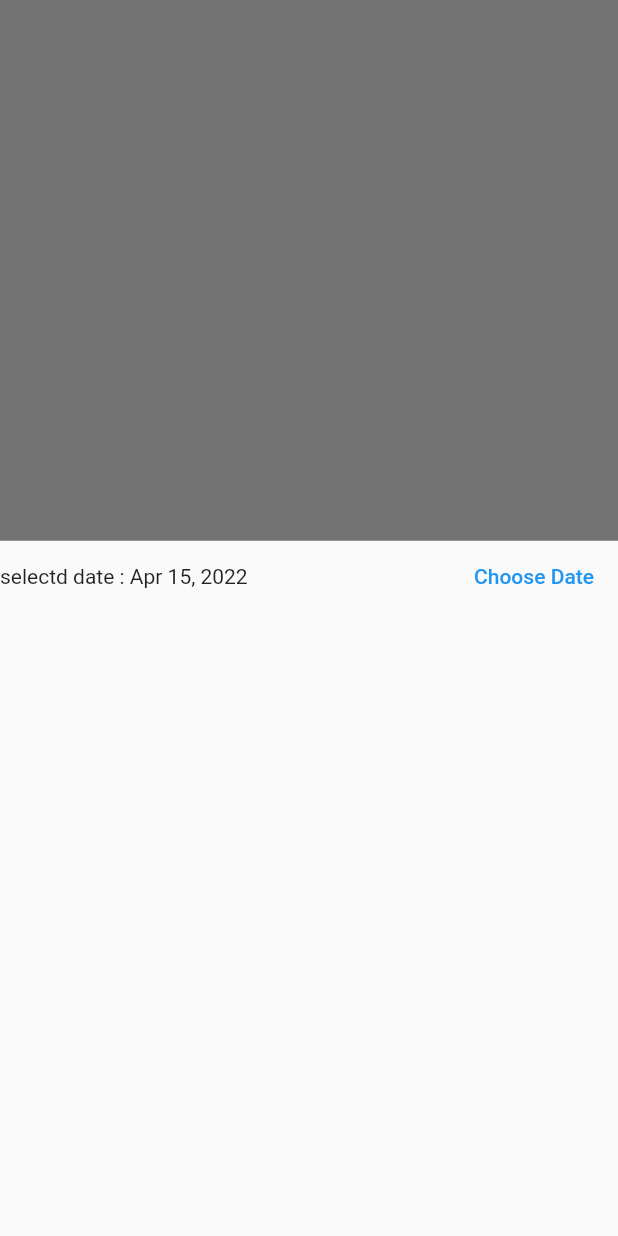
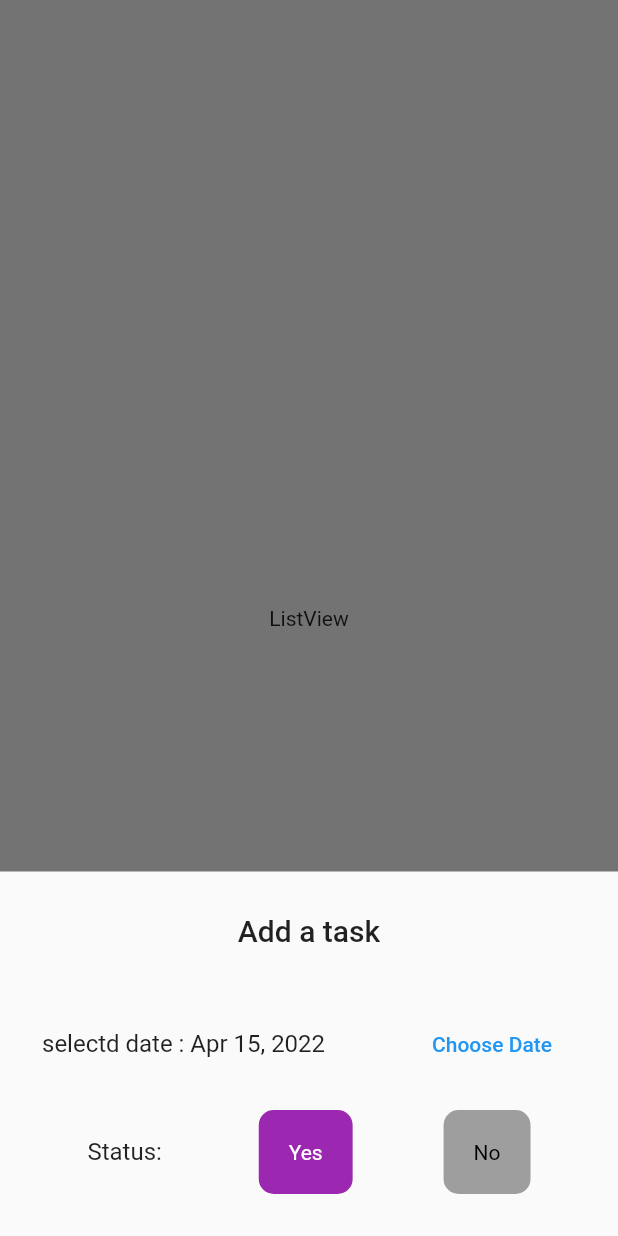
Before and after one commit to Neeraj-SD/befinsavvy, a Flutter app: the screen it shows after launch, after a tap on the "add" icon, on a phone screen of 412 x 824 dp. Run offline on Flutter 3.47's test engine with Material 2 defaults, Android fonts, the phone set to English and light mode, and no system bars.

Commit message:
basic ui of bottomModalSheet - AddTask

```diff
--- /dev/null
+++ b/lib/models/task.dart
@@ -0,0 +1,10 @@
+class Task {
+  String id;
+  DateTime date;
+  bool status;
+  Task({
+    required this.id,
+    required this.date,
+    required this.status,
+  });
+}
--- a/lib/screens/tab1.dart
+++ b/lib/screens/tab1.dart
@@ -29,14 +29,28 @@ class AddTaskModalSheet extends StatelessWidget {
       // });
     }
 
-    return Column(
+    return Padding(
+      padding: const EdgeInsets.all(28.0),
+      child: Column(
+        // mainAxisAlignment: MainAxisAlignment.center,
+        mainAxisSize: MainAxisSize.min,
         children: [
+          Text(
+            'Add a task',
+            style: Theme.of(context).textTheme.headline6,
+          ),
+          const SizedBox(
+            height: 40,
+          ),
           Row(
             mainAxisAlignment: MainAxisAlignment.spaceBetween,
             children: [
-            Text(selectedDate == null
+              Text(
+                selectedDate == null
                     ? 'No date selected'
-                : 'selectd date : ${DateFormat.yMMMd().format(selectedDate)}'),
+                    : 'selectd date : ${DateFormat.yMMMd().format(selectedDate)}',
+                style: Theme.of(context).textTheme.titleMedium,
+              ),
               FlatButton(
                 onPressed: datePicker,
                 child: Text(
@@ -46,7 +60,46 @@ class AddTaskModalSheet extends StatelessWidget {
               ),
             ],
           ),
+          const SizedBox(
+            height: 20,
+          ),
+          Row(
+            mainAxisAlignment: MainAxisAlignment.spaceAround,
+            children: [
+              Text(
+                'Status: ',
+                style: Theme.of(context).textTheme.titleMedium,
+              ),
+              Container(
+                padding: const EdgeInsets.all(20),
+                decoration: BoxDecoration(
+                  borderRadius: BorderRadius.circular(10),
+                  color: Colors.purple,
+                ),
+                child: const Text(
+                  'Yes',
+                  style: TextStyle(
+                    color: Colors.white,
+                  ),
+                ),
+              ),
+              Container(
+                padding: EdgeInsets.all(20),
+                decoration: BoxDecoration(
+                  borderRadius: BorderRadius.circular(10),
+                  color: Colors.grey,
+                ),
+                child: const Text(
+                  'No',
+                  style: TextStyle(
+                    color: Colors.black,
+                  ),
+                ),
+              ),
             ],
+          )
+        ],
+      ),
     );
   }
 }
```
Lines whose indentation alone changed are shown as unchanged.
